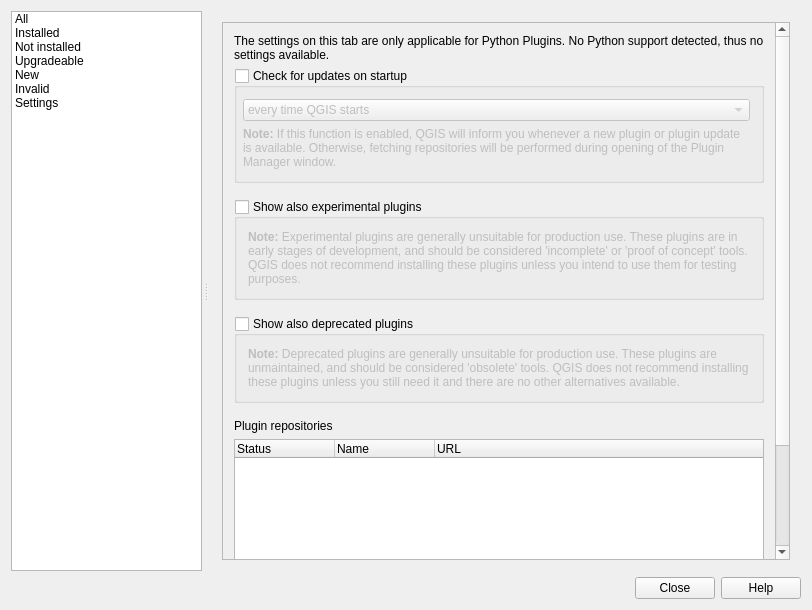
First picture: the form in src/ui/qgspluginmanagerbase.ui, repository qgis/QGIS, before the edit.
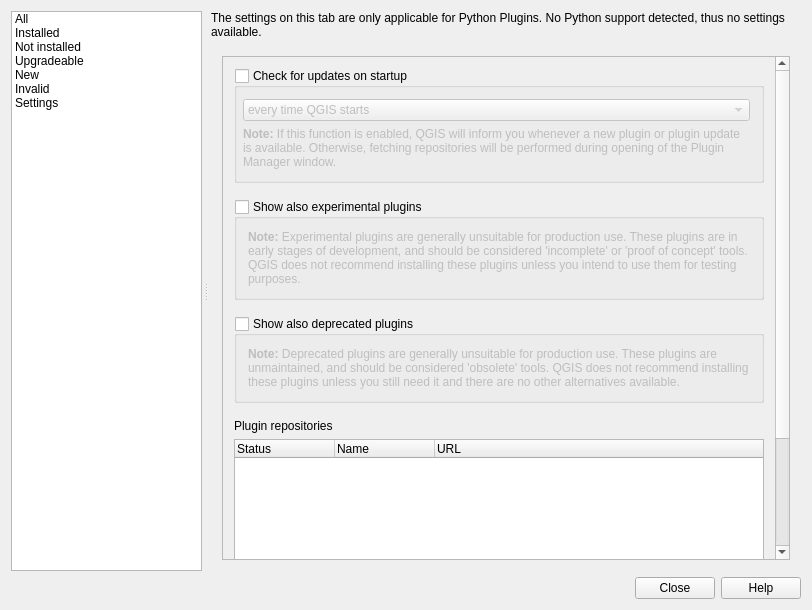
Second picture: the form after the edit. The open tabs and pages were chosen to show the change. Icons and pictures are not drawn. Custom widgets are drawn as their Qt base class.

Commit message: [Plugin Manager] Fix ui layout

```diff
--- a/src/ui/qgspluginmanagerbase.ui
+++ b/src/ui/qgspluginmanagerbase.ui
@@ -467,6 +467,33 @@
            <property name="bottomMargin">
             <number>0</number>
            </property>
+
+              <item>
+               <widget class="QLabel" name="labelNoPython">
+                <property name="sizePolicy">
+                 <sizepolicy hsizetype="Preferred" vsizetype="Preferred">
+                  <horstretch>0</horstretch>
+                  <verstretch>0</verstretch>
+                 </sizepolicy>
+                </property>
+                <property name="text">
+                 <string>The settings on this tab are only applicable for Python Plugins. No Python support detected, thus no settings available.</string>
+                </property>
+                <property name="alignment">
+                 <set>Qt::AlignLeading|Qt::AlignLeft|Qt::AlignTop</set>
+                </property>
+                <property name="wordWrap">
+                 <bool>true</bool>
+                </property>
+                <property name="margin">
+                 <number>20</number>
+                </property>
+                <property name="indent">
+                 <number>0</number>
+                </property>
+               </widget>
+              </item>
+
            <item>
             <widget class="QFrame" name="frameSettings">
              <property name="sizePolicy">
@@ -492,36 +519,11 @@
                   <rect>
                    <x>0</x>
                    <y>0</y>
-                   <width>573</width>
-                   <height>734</height>
+                   <width>574</width>
+                   <height>653</height>
                   </rect>
                  </property>
                  <layout class="QVBoxLayout" name="verticalLayout_10">
-                  <item>
-                   <widget class="QLabel" name="labelNoPython">
-                    <property name="sizePolicy">
-                     <sizepolicy hsizetype="Preferred" vsizetype="Preferred">
-                      <horstretch>0</horstretch>
-                      <verstretch>0</verstretch>
-                     </sizepolicy>
-                    </property>
-                    <property name="text">
-                     <string>The settings on this tab are only applicable for Python Plugins. No Python support detected, thus no settings available.</string>
-                    </property>
-                    <property name="alignment">
-                     <set>Qt::AlignLeading|Qt::AlignLeft|Qt::AlignTop</set>
-                    </property>
-                    <property name="wordWrap">
-                     <bool>true</bool>
-                    </property>
-                    <property name="margin">
-                     <number>20</number>
-                    </property>
-                    <property name="indent">
-                     <number>0</number>
-                    </property>
-                   </widget>
-                  </item>
                   <item>
                    <widget class="QGroupBox" name="ckbCheckUpdates">
                     <property name="enabled">
```
Left out of the diff: 2 changed lines with no effect on the pictures.
